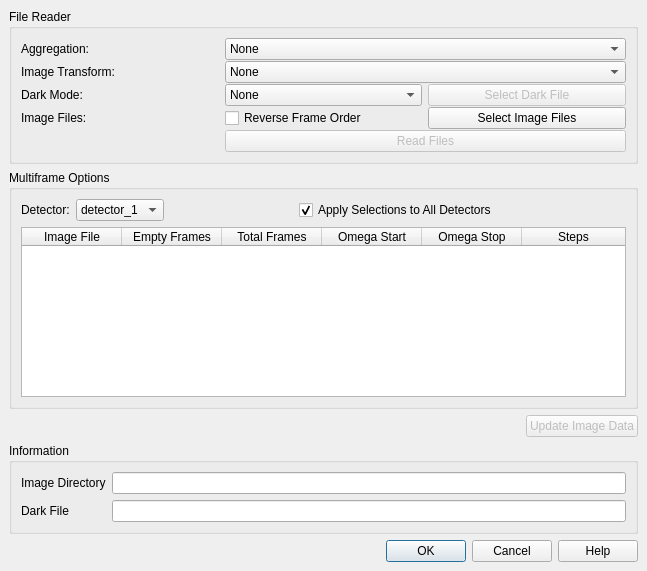
This is hexrdgui/resources/ui/simple_image_series_dialog.ui in HEXRD/hexrdgui as Qt 5 draws it before an edit. The edited form follows.
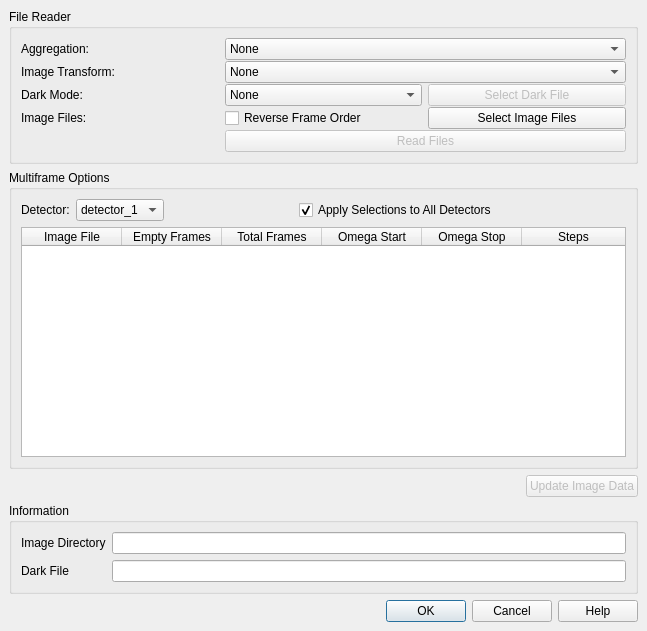
This is the edited form.

Commit message:
Change info group to be a QGridLayout
The QFormLayout that it was before was causing some resizing issues
on Mac.

Fixes: #1607

What changed in the file:
```diff
--- a/hexrdgui/resources/ui/simple_image_series_dialog.ui
+++ b/hexrdgui/resources/ui/simple_image_series_dialog.ui
@@ -7,7 +7,7 @@
     <x>0</x>
     <y>0</y>
     <width>647</width>
-    <height>571</height>
+    <height>631</height>
    </rect>
   </property>
   <property name="windowTitle">
@@ -353,7 +353,7 @@
       <property name="title">
        <string>Information</string>
       </property>
-      <layout class="QFormLayout" name="formLayout_4">
+      <layout class="QGridLayout" name="gridLayout_2">
        <item row="0" column="0">
         <widget class="QLabel" name="image_directory_label">
          <property name="text">
```
